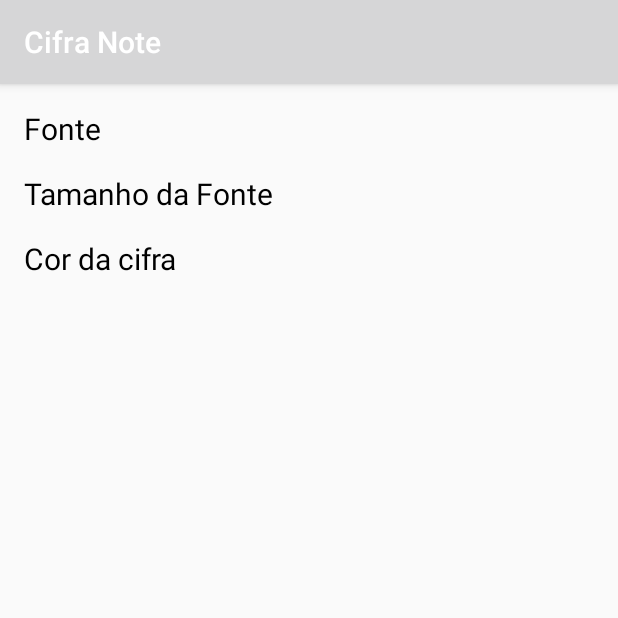
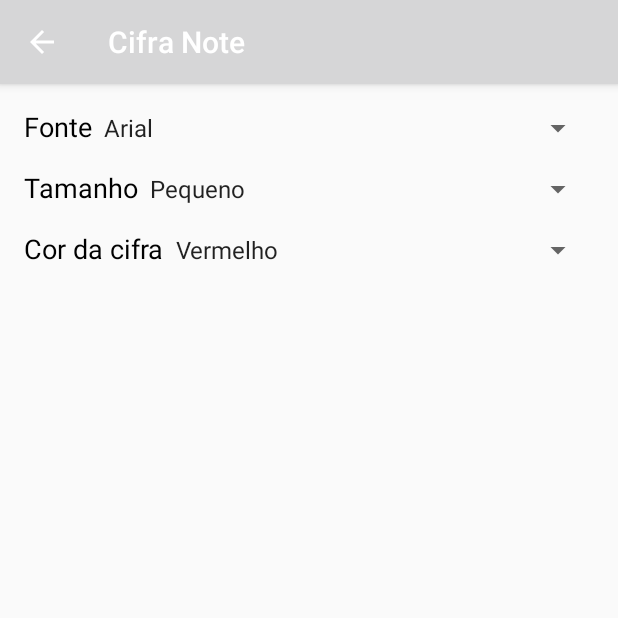
Before and after one commit to isaCarvalho/CifraNote, an Android app: the screen it shows after launch (SettingActivity), in the options menu, after a tap on "Configurações", on a phone screen of 412 x 824 dp, the top half of it. Run offline under Robolectric (Android 15) with nearby library versions, the phone set to English and light mode, and no system bars; Roboto replaces fonts that are not available here.

Commit message:
Inicio da formatacao de cifras

```diff
--- a/app/src/main/java/com/example/cifranote/DisplayCifraActivity.kt
+++ b/app/src/main/java/com/example/cifranote/DisplayCifraActivity.kt
@@ -10,10 +10,14 @@ class DisplayCifraActivity : AppCompatActivity() {
         super.onCreate(savedInstanceState)
         setContentView(R.layout.activity_display_cifra)
 
-        val cifra = intent.getStringExtra(EXTRA_MESSAGE)
+        val cifra = intent.getStringArrayExtra(EXTRA_MESSAGE)
 
         findViewById<TextView>(R.id.cifra).apply {
-            text = cifra
+            text = cifra!![0]
+        }
+
+        findViewById<TextView>(R.id.nameKey).apply {
+            text = cifra!![1]
         }
     }
 }
--- a/app/src/main/java/com/example/cifranote/MyAdapter.kt
+++ b/app/src/main/java/com/example/cifranote/MyAdapter.kt
@@ -38,8 +38,10 @@ class MyAdapter(private val myDataset: Array<Musica>): RecyclerView.Adapter<MyAd
 
         holder.cardView.setOnClickListener{ v ->
 
+            val array: Array<String> = arrayOf(myDataset[position].descricao, "${myDataset[position].nome} (${myDataset[position].tom})")
+
             Intent(v.context, DisplayCifraActivity::class.java).apply {
-                putExtra(EXTRA_MESSAGE, myDataset[position].descricao)
+                putExtra(EXTRA_MESSAGE, array)
             }.also {
 
                 startActivity(v.context, it, null)
--- a/app/src/main/java/com/example/cifranote/SettingActivity.kt
+++ b/app/src/main/java/com/example/cifranote/SettingActivity.kt
@@ -2,11 +2,44 @@ package com.example.cifranote
 
 import androidx.appcompat.app.AppCompatActivity
 import android.os.Bundle
+import android.widget.ArrayAdapter
+import android.widget.Spinner
 
 class SettingActivity : AppCompatActivity() {
 
     override fun onCreate(savedInstanceState: Bundle?) {
         super.onCreate(savedInstanceState)
         setContentView(R.layout.activity_setting)
+
+        val spinnerFamily: Spinner = findViewById(R.id.spinnerFamily)
+
+        ArrayAdapter.createFromResource(this, R.array.family_array, android.R.layout.simple_spinner_item
+        ).also { adapter ->
+
+            adapter.setDropDownViewResource(android.R.layout.simple_spinner_dropdown_item)
+
+            spinnerFamily.adapter = adapter
+        }
+
+
+        val spinnerSizes: Spinner = findViewById(R.id.spinnerSizes)
+
+        ArrayAdapter.createFromResource(this, R.array.sizes_array, android.R.layout.simple_spinner_item
+        ).also { adapter ->
+
+            adapter.setDropDownViewResource(android.R.layout.simple_spinner_dropdown_item)
+
+            spinnerSizes.adapter = adapter
+        }
+
+        val spinnerColors : Spinner = findViewById(R.id.spinnerColors)
+
+        ArrayAdapter.createFromResource(this, R.array.colors_array, android.R.layout.simple_spinner_item)
+            .also { adapter ->
+
+                adapter.setDropDownViewResource(android.R.layout.simple_spinner_dropdown_item)
+
+                spinnerColors.adapter = adapter
+            }
     }
 }
--- a/app/src/main/res/layout/activity_setting.xml
+++ b/app/src/main/res/layout/activity_setting.xml
@@ -23,7 +23,12 @@
             android:layout_height="wrap_content"
             android:text="@string/fontFamily"
             android:textColor="@android:color/black"
-            android:textSize="20sp" />
+            android:textSize="18sp" />
+
+        <Spinner
+            android:id="@+id/spinnerFamily"
+            android:layout_width="match_parent"
+            android:layout_height="wrap_content" />
     </TableRow>
 
     <TableRow
@@ -43,11 +48,17 @@
             android:layout_height="wrap_content"
             android:text="@string/fontSize"
             android:textColor="@android:color/black"
-            android:textSize="20sp" />
+            android:textSize="18sp" />
+
+        <Spinner
+            android:id="@+id/spinnerSizes"
+            android:layout_width="match_parent"
+            android:layout_height="wrap_content" />
+
     </TableRow>
 
     <TableRow
-        android:id="@+id/fontColor"
+        android:id="@+id/rowFontColor"
         android:layout_width="match_parent"
         android:layout_height="wrap_content"
         android:layout_marginStart="16dp"
@@ -63,6 +74,11 @@
             android:layout_height="wrap_content"
             android:text="@string/fontColor"
             android:textColor="@android:color/black"
-            android:textSize="20sp" />
+            android:textSize="18sp" />
+
+        <Spinner
+            android:id="@+id/spinnerColors"
+            android:layout_width="match_parent"
+            android:layout_height="wrap_content" />
     </TableRow>
 </androidx.constraintlayout.widget.ConstraintLayout>
--- a/app/src/main/res/values/strings.xml
+++ b/app/src/main/res/values/strings.xml
@@ -54,6 +54,27 @@
     <string name="action_help">Ajuda</string>
     <string name="action_settings">Configurações</string>
     <string name="fontFamily">Fonte</string>
-    <string name="fontSize">Tamanho da Fonte</string>
+    <string name="fontSize">Tamanho</string>
     <string name="fontColor">Cor da cifra</string>
+
+    <string-array name="sizes_array">
+        <item>Pequeno</item>
+        <item>Médio</item>
+        <item>Grande</item>
+        <item>Extra grande</item>
+    </string-array>
+
+    <string-array name="family_array">
+        <item>Arial</item>
+        <item>Sans-Serif</item>
+        <item>Monospace</item>
+    </string-array>
+
+    <string-array name="colors_array">
+        <item>Vermelho</item>
+        <item>Azul</item>
+        <item>Rosa</item>
+        <item>Roxo</item>
+    </string-array>
+
 </resources>
```
Also changed, not shown: app/src/main/AndroidManifest.xml (+8 -1 lines), app/src/main/res/layout/activity_display_cifra.xml (+50 -9 lines), 1 other file.
